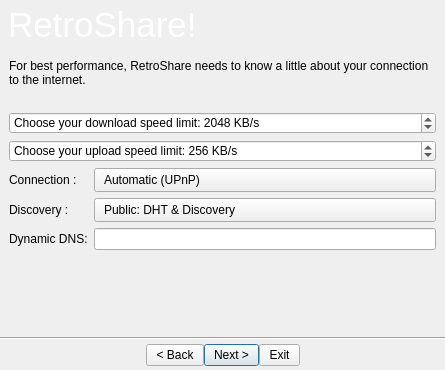
Qt form retroshare-gui/src/gui/QuickStartWizard.ui (RetroShare/RetroShare) before a commit.
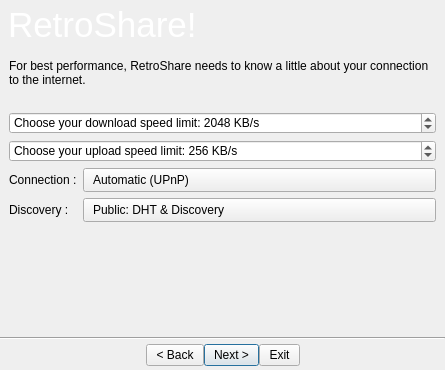
The same form after that commit. The open tabs and pages were chosen to show the change. Icons and pictures are not drawn.

Commit message: Removed DynDns from Quick Start Wizard

```diff
--- a/retroshare-gui/src/gui/QuickStartWizard.ui
+++ b/retroshare-gui/src/gui/QuickStartWizard.ui
@@ -400,6 +400,9 @@
           </item>
           <item row="4" column="0">
            <layout class="QFormLayout" name="formLayout_2">
+            <property name="fieldGrowthPolicy">
+             <enum>QFormLayout::AllNonFixedFieldsGrow</enum>
+            </property>
             <item row="0" column="0">
              <widget class="QLabel" name="label_5">
               <property name="text">
@@ -457,16 +460,6 @@
               </item>
              </widget>
             </item>
-            <item row="2" column="0">
-             <widget class="QLabel" name="label_2">
-              <property name="text">
-               <string>Dynamic DNS:</string>
-              </property>
-             </widget>
-            </item>
-            <item row="2" column="1">
-             <widget class="QLineEdit" name="DynDNS"/>
-            </item>
            </layout>
           </item>
           <item row="1" column="0">
```
The commit also changes 1 other file.
